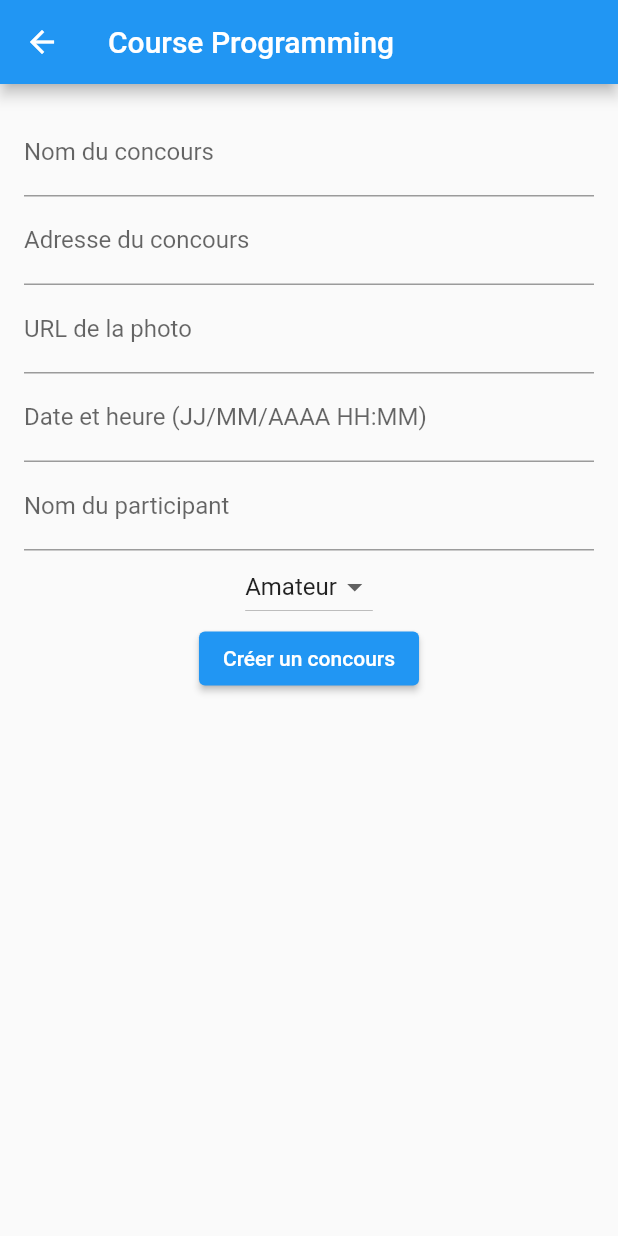
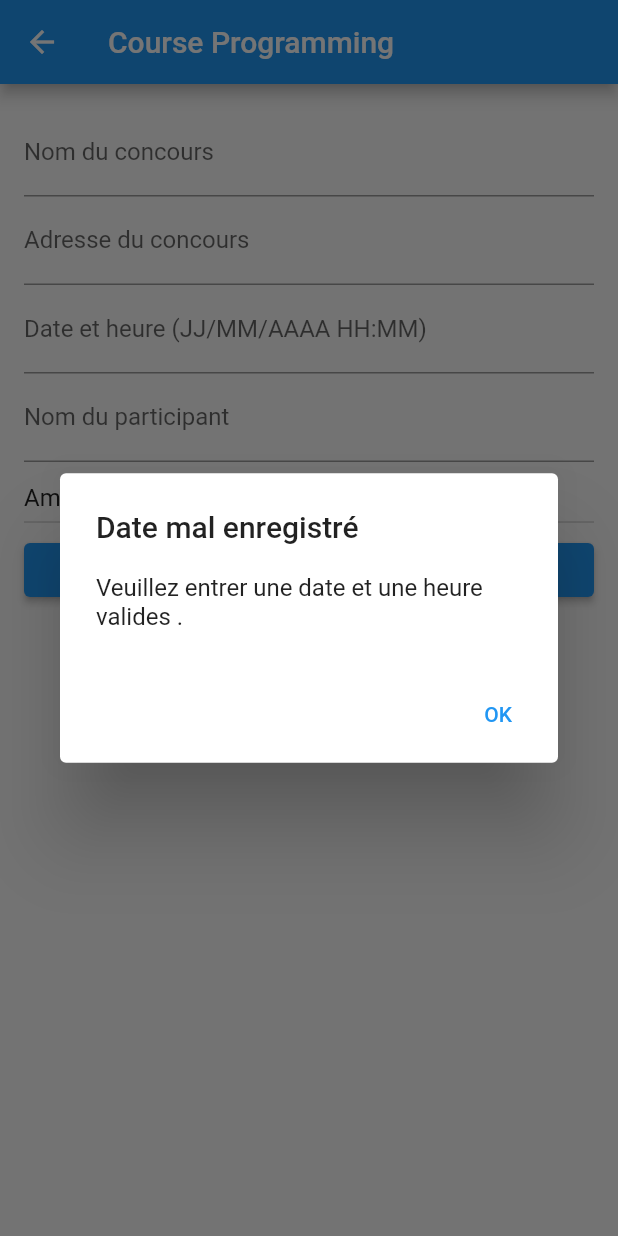
Before and after one commit to CharlesHenrynoah/Horse_project, a Flutter app: the CourseProgrammingPage screen opened by its route, after a tap on "Créer un concours", on a phone screen of 412 x 824 dp. Run offline on Flutter 3.47's test engine with Material 2 defaults, Android fonts, the phone set to English and light mode, and no system bars.

Commit message:
date bug reglés

```diff
--- a/horse_project/lib/models/contest.dart
+++ b/horse_project/lib/models/contest.dart
@@ -1,11 +1,10 @@
 class Contest {
   final String name;
   final String address;
-  final String photoUrl;
   final DateTime date;
   final List<ContestParticipant> participants;
 
-  Contest(this.name, this.address, this.photoUrl, this.date, this.participants);
+  Contest(this.name, this.address, this.date, this.participants);
 }
 
 class ContestParticipant {
--- a/horse_project/lib/views/course_programming_page.dart
+++ b/horse_project/lib/views/course_programming_page.dart
@@ -1,6 +1,19 @@
 import 'package:flutter/material.dart';
 import 'package:horse_project/models/contest.dart';
 import 'package:intl/intl.dart';
+
+void main() {
+  runApp(MyApp());
+}
+
+class MyApp extends StatelessWidget {
+  @override
+  Widget build(BuildContext context) {
+    return MaterialApp(
+      home: CourseProgrammingPage(),
+    );
+  }
+}
 
 class CourseProgrammingPage extends StatefulWidget {
   @override
@@ -12,7 +25,6 @@ class _CourseProgrammingPageState extends State<CourseProgrammingPage> {
   List<Contest> contests = [];
   TextEditingController _contestNameController = TextEditingController();
   TextEditingController _contestAddressController = TextEditingController();
-  TextEditingController _contestPhotoUrlController = TextEditingController();
   TextEditingController _participantNameController = TextEditingController();
   TextEditingController _dateAndTimeController = TextEditingController();
 
@@ -24,7 +36,7 @@ class _CourseProgrammingPageState extends State<CourseProgrammingPage> {
       ),
       body: Padding(
         padding: const EdgeInsets.all(16.0),
-        child: Column(
+        child: ListView(
           children: [
             TextFormField(
               controller: _contestNameController,
@@ -33,10 +45,6 @@ class _CourseProgrammingPageState extends State<CourseProgrammingPage> {
             TextFormField(
               controller: _contestAddressController,
               decoration: InputDecoration(labelText: 'Adresse du concours'),
-            ),
-            TextFormField(
-              controller: _contestPhotoUrlController,
-              decoration: InputDecoration(labelText: 'URL de la photo'),
             ),
             TextFormField(
               controller: _dateAndTimeController,
@@ -65,11 +73,10 @@ class _CourseProgrammingPageState extends State<CourseProgrammingPage> {
               onPressed: () {
                 final contestName = _contestNameController.text;
                 final contestAddress = _contestAddressController.text;
-                final contestPhotoUrl = _contestPhotoUrlController.text;
                 final dateAndTime = _dateAndTimeController.text;
                 final participantName = _participantNameController.text;
 
-                // Extract the date and time from the input
+                if (_isValidDateTime(dateAndTime)) {
                   final dateParts = dateAndTime.split(' ')[0].split('/');
                   final timeParts = dateAndTime.split(' ')[1].split(':');
                   final dateTime = DateTime(
@@ -83,7 +90,6 @@ class _CourseProgrammingPageState extends State<CourseProgrammingPage> {
                   final newContest = Contest(
                     contestName,
                     contestAddress,
-                  contestPhotoUrl,
                     dateTime,
                     [ContestParticipant(participantName, _selectedLevel)],
                   );
@@ -91,11 +97,33 @@ class _CourseProgrammingPageState extends State<CourseProgrammingPage> {
                   setState(() {
                     contests.add(newContest);
                   });
+                } else {
+                  showDialog(
+                    context: context,
+                    builder: (context) {
+                      return AlertDialog(
+                        title: Text('Date mal enregistré'),
+                        content: Text(
+                            'Veuillez entrer une date et une heure valides .'),
+                        actions: [
+                          TextButton(
+                            onPressed: () {
+                              Navigator.pop(context);
+                            },
+                            child: Text('OK'),
+                          ),
+                        ],
+                      );
+                    },
+                  );
+                }
               },
               child: Text('Créer un concours'),
             ),
-            Expanded(
-              child: ListView.builder(
+            if (contests.isNotEmpty)
+              ListView.builder(
+                shrinkWrap: true,
+                physics: NeverScrollableScrollPhysics(),
                 itemCount: contests.length,
                 itemBuilder: (context, index) {
                   final contest = contests[index];
@@ -106,10 +134,26 @@ class _CourseProgrammingPageState extends State<CourseProgrammingPage> {
                   );
                 },
               ),
-            ),
           ],
         ),
       ),
     );
   }
+
+  bool _isValidDateTime(String dateAndTime) {
+    try {
+      final dateParts = dateAndTime.split(' ')[0].split('/');
+      final timeParts = dateAndTime.split(' ')[1].split(':');
+      final dateTime = DateTime(
+        int.parse(dateParts[2]),
+        int.parse(dateParts[1]),
+        int.parse(dateParts[0]),
+        int.parse(timeParts[0]),
+        int.parse(timeParts[1]),
+      );
+      return dateTime.isAfter(DateTime.now());
+    } catch (e) {
+      return false;
     }
+  }
+}
```
Lines whose indentation alone changed are shown as unchanged.
